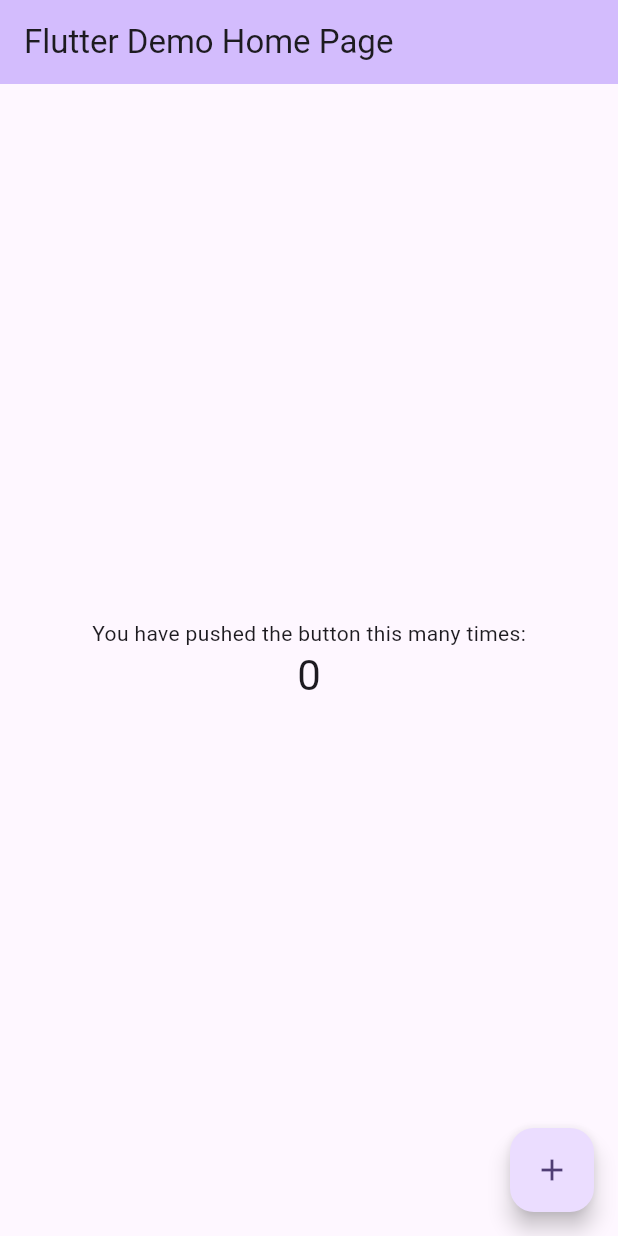
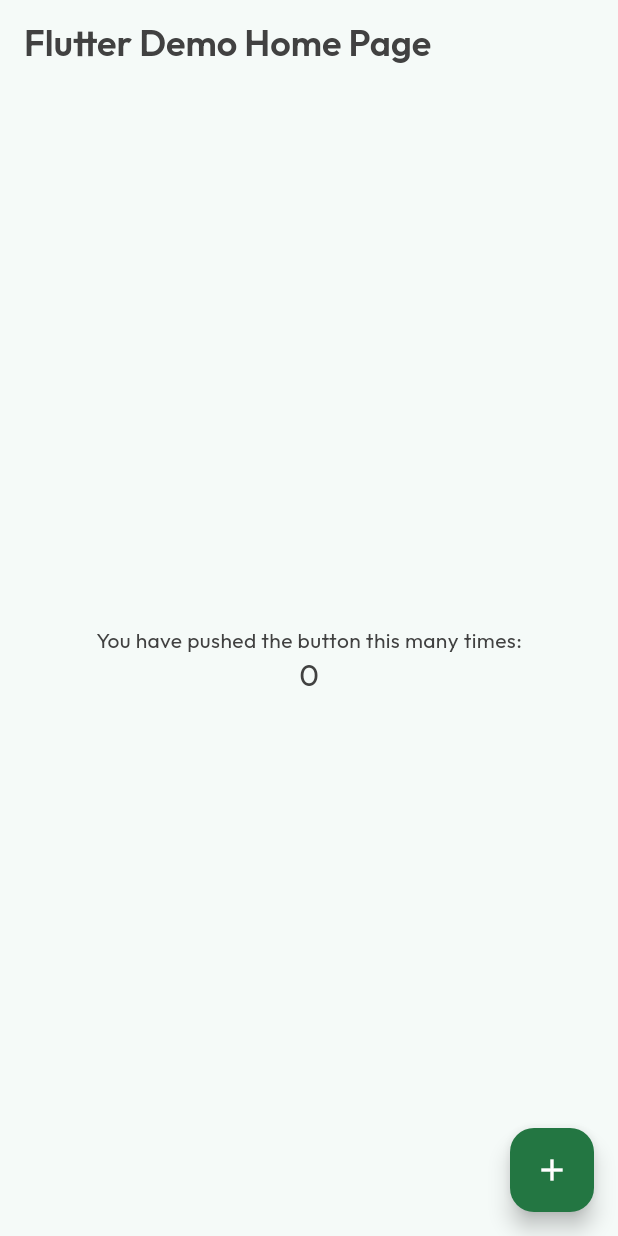
Before and after one commit to NikhilD1998/bloc_ecomm, a Flutter app: the screen it shows after launch, on a phone screen of 412 x 824 dp. Run offline on Flutter 3.47's test engine with Material 3 defaults, Android fonts, the phone set to English and light mode, and no system bars; our stand-ins replace google_fonts.

Commit message:
Add theme customization and new dependencies for improved UI

```diff
--- a/lib/main.dart
+++ b/lib/main.dart
@@ -1,4 +1,6 @@
 import 'package:flutter/material.dart';
+import 'theme/app_colors.dart';
+import 'theme/app_text_styles.dart';
 
 void main() {
   runApp(const MyApp());
@@ -11,8 +13,68 @@ class MyApp extends StatelessWidget {
   Widget build(BuildContext context) {
     return MaterialApp(
       title: 'Flutter Demo',
+      debugShowCheckedModeBanner: false,
       theme: ThemeData(
-        colorScheme: ColorScheme.fromSeed(seedColor: Colors.deepPurple),
+        scaffoldBackgroundColor: AppColors.screenBackground,
+        colorScheme: ColorScheme(
+          brightness: Brightness.light,
+          primary: AppColors.activatedButtonContainer,
+          onPrimary: Colors.white,
+          secondary: AppColors.outlinedButtonText,
+          onSecondary: Colors.white,
+          error: Colors.red,
+          onError: Colors.white,
+          background: AppColors.screenBackground,
+          onBackground: AppColors.bodyTextFont,
+          surface: AppColors.fieldsBackground,
+          onSurface: AppColors.bodyTextFont,
+        ),
+        appBarTheme: AppBarTheme(
+          backgroundColor: AppColors.screenBackground,
+          foregroundColor: AppColors.mainHeading,
+          titleTextStyle: AppTextStyles.mainHeading,
+          elevation: 0,
+        ),
+        textTheme: TextTheme(
+          headlineLarge: AppTextStyles.mainHeading,
+          headlineMedium: AppTextStyles.headingRegular,
+          headlineSmall: AppTextStyles.headingMedium,
+          titleMedium: AppTextStyles.buttonText,
+          bodyLarge: AppTextStyles.bodyText14,
+          bodyMedium: AppTextStyles.bodyText14,
+          bodySmall: AppTextStyles.bodyText12,
+        ),
+        inputDecorationTheme: InputDecorationTheme(
+          filled: true,
+          fillColor: AppColors.fieldsBackground,
+          enabledBorder: OutlineInputBorder(
+            borderSide: BorderSide(color: AppColors.fieldsUnselectedStroke),
+          ),
+          focusedBorder: OutlineInputBorder(
+            borderSide: BorderSide(color: AppColors.fieldsSelectedStroke),
+          ),
+          labelStyle: TextStyle(color: AppColors.unselectedFieldsFont),
+        ),
+        elevatedButtonTheme: ElevatedButtonThemeData(
+          style: ElevatedButton.styleFrom(
+            backgroundColor: AppColors.activatedButtonContainer,
+            foregroundColor: Colors.white,
+            textStyle: AppTextStyles.buttonText,
+            disabledBackgroundColor: AppColors.disabledButtonContainer,
+            disabledForegroundColor: AppColors.disabledButtonText,
+          ),
+        ),
+        outlinedButtonTheme: OutlinedButtonThemeData(
+          style: OutlinedButton.styleFrom(
+            foregroundColor: AppColors.outlinedButtonText,
+            side: BorderSide(color: AppColors.outlinedButtonStroke),
+            textStyle: AppTextStyles.buttonText,
+          ),
+        ),
+        snackBarTheme: SnackBarThemeData(
+          backgroundColor: AppColors.snackBarContainer,
+          contentTextStyle: AppTextStyles.bodyText14,
+        ),
       ),
       home: const MyHomePage(title: 'Flutter Demo Home Page'),
     );
@@ -40,10 +102,7 @@ class _MyHomePageState extends State<MyHomePage> {
   @override
   Widget build(BuildContext context) {
     return Scaffold(
-      appBar: AppBar(
-        backgroundColor: Theme.of(context).colorScheme.inversePrimary,
-        title: Text(widget.title),
-      ),
+      appBar: AppBar(title: Text(widget.title)),
       body: Center(
         child: Column(
           mainAxisAlignment: MainAxisAlignment.center,
--- a/lib/theme/app_colors.dart
+++ b/lib/theme/app_colors.dart
@@ -0,0 +1,20 @@
+import 'package:flutter/material.dart';
+
+class AppColors {
+  static const Color screenBackground = Color(0xFFF5FAF8);
+  static const Color progressBarBackground = Color(0xFFF5FAF8);
+  static const Color fieldsBackground = Color(0xFFFEFEFE);
+  static const Color fieldsUnselectedStroke = Color(0xFFD8E4E1);
+  static const Color fieldsSelectedStroke = Color(0xFF969D9A);
+  static const Color unselectedFieldsFont = Color(0xFF858585);
+  static const Color activatedButtonContainer = Color(0xFF237642);
+  static const Color activatedButtonText = Color(0xFF237642);
+  static const Color disabledButtonContainer = Color(0xFFD9D9D9);
+  static const Color disabledButtonText = Color(0xFFF7F7F7);
+  static const Color mainHeading = Color(0xFF414141);
+  static const Color selectedTextFieldFont = Color(0xFF414141);
+  static const Color bodyTextFont = Color(0xFF414141);
+  static const Color snackBarContainer = Color(0xFFE6F2ED);
+  static const Color outlinedButtonStroke = Color(0xFF828E89);
+  static const Color outlinedButtonText = Color(0xFF237642);
+}
--- a/lib/theme/app_text_styles.dart
+++ b/lib/theme/app_text_styles.dart
@@ -0,0 +1,41 @@
+import 'package:flutter/material.dart';
+import 'app_colors.dart';
+import 'package:google_fonts/google_fonts.dart';
+
+class AppTextStyles {
+  static final TextStyle mainHeading = GoogleFonts.outfit(
+    fontWeight: FontWeight.w600, // semibold
+    fontSize: 24,
+    color: AppColors.mainHeading,
+  );
+
+  static final TextStyle headingRegular = GoogleFonts.outfit(
+    fontWeight: FontWeight.w400, // regular
+    fontSize: 20,
+    color: AppColors.mainHeading,
+  );
+
+  static final TextStyle headingMedium = GoogleFonts.outfit(
+    fontWeight: FontWeight.w500, // medium
+    fontSize: 16,
+    color: AppColors.mainHeading,
+  );
+
+  static final TextStyle buttonText = GoogleFonts.inter(
+    fontWeight: FontWeight.w400, // regular
+    fontSize: 16,
+    color: AppColors.activatedButtonText,
+  );
+
+  static final TextStyle bodyText14 = GoogleFonts.outfit(
+    fontWeight: FontWeight.w400, // regular
+    fontSize: 14,
+    color: AppColors.bodyTextFont,
+  );
+
+  static final TextStyle bodyText12 = GoogleFonts.outfit(
+    fontWeight: FontWeight.w400, // regular
+    fontSize: 12,
+    color: AppColors.bodyTextFont,
+  );
+}
--- a/pubspec.yaml
+++ b/pubspec.yaml
@@ -34,6 +34,7 @@ dependencies:
   # The following adds the Cupertino Icons font to your application.
   # Use with the CupertinoIcons class for iOS style icons.
   cupertino_icons: ^1.0.8
+  google_fonts: ^6.3.2
 
 dev_dependencies:
   flutter_test:
```
Also changed, not shown: pubspec.lock, 2 other files.
